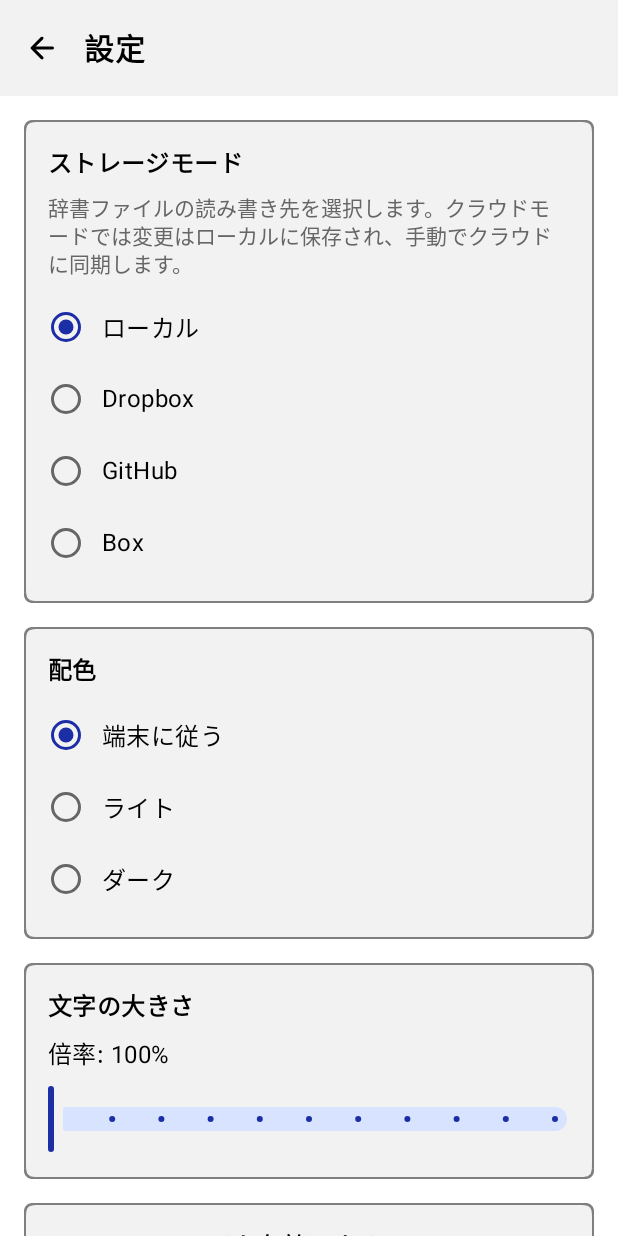
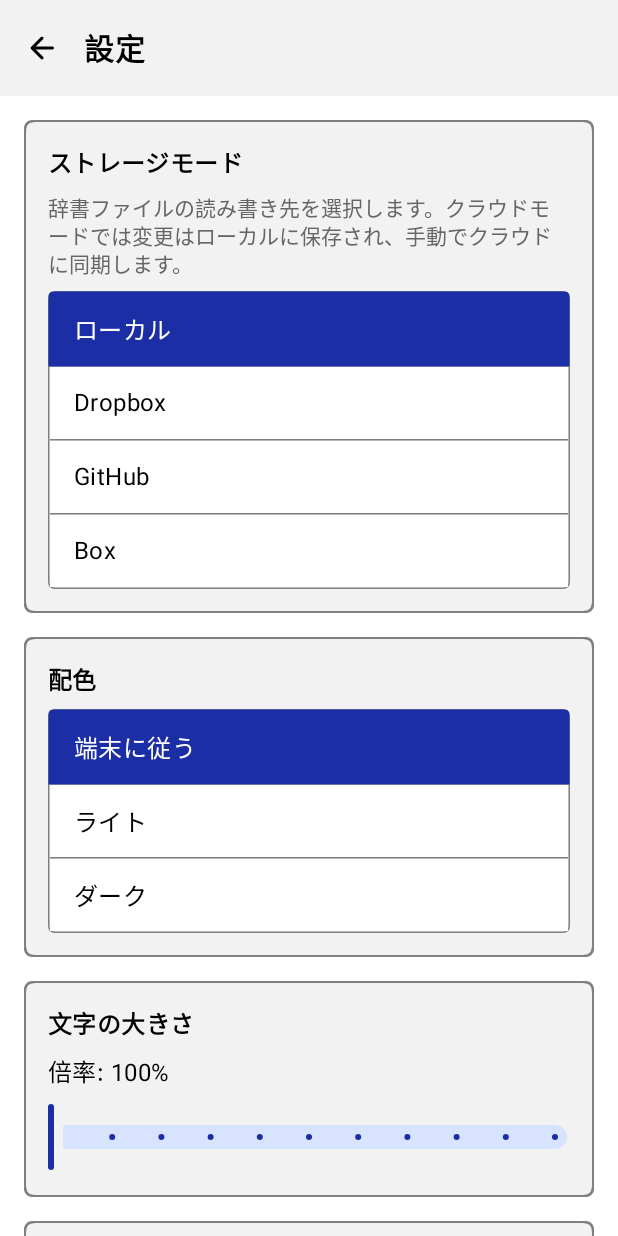
Before and after one commit to Zaslon/ZasDictAndroid, an Android app built with Jetpack Compose: the SettingsScreen screen opened through its navigation route, on a phone screen of 412 x 824 dp. Run offline under Robolectric (Android 15) with nearby library versions, the phone set to English and light mode, and no system bars.

Commit message:
ZasDesignSystem に合わせ、ラジオグループを塗りで選択を示す形にし、選択中の枠を塗りと同じ色にする
Co-Authored-By: Claude Opus 5.5 <noreply@anthropic.com>
Claude-Session: https://claude.ai/code/session_01CuZ98NZTjjxzmbjqz9usBz

```diff
--- a/app/build.gradle.kts
+++ b/app/build.gradle.kts
@@ -13,8 +13,8 @@ android {
         minSdk = 26
         targetSdk = 35
         // バージョニング規則は README.md「バージョニング規則」を参照
-        versionCode = 12
-        versionName = "20261124b"
+        versionCode = 13
+        versionName = "20261126a"
     }
 
     buildTypes {
--- a/app/src/main/java/com/zaslon/zasdict/ui/SearchScreen.kt
+++ b/app/src/main/java/com/zaslon/zasdict/ui/SearchScreen.kt
@@ -492,8 +492,8 @@ fun SearchScreen(
 }
 
 /**
- * 択一の選択肢を、境目を接したひと続きのボタンとして並べる。
- * 選択中は淡い塗りで示す。SegmentedButton は既定で選択中にチェックの印を出すため、icon を空にして消している。
+ * 択一の選択肢を、境目を接したひと続きのボタンとして並べる（ラジオグループの横一列）。
+ * SegmentedButton は既定で選択中にチェックの印を出し文字が動くため、icon を空にして消している。
  */
 @OptIn(ExperimentalMaterial3Api::class)
 @Composable
@@ -502,6 +502,7 @@ private fun SegmentedChoice(
     selected: String,
     onSelect: (String) -> Unit
 ) {
+    val z = ZasTheme.colors
     SingleChoiceSegmentedButtonRow(Modifier.fillMaxWidth()) {
         options.forEachIndexed { i, option ->
             SegmentedButton(
@@ -510,12 +511,17 @@ private fun SegmentedChoice(
                 shape = SegmentedButtonDefaults.itemShape(i, options.size, baseShape = ZasShape.control),
                 icon = {},
                 colors = SegmentedButtonDefaults.colors(
-                    activeContainerColor = MaterialTheme.colorScheme.secondaryContainer,
-                    activeContentColor = MaterialTheme.colorScheme.onSecondaryContainer,
-                    activeBorderColor = MaterialTheme.colorScheme.outline,
-                    inactiveContainerColor = Color.Transparent,
-                    inactiveContentColor = MaterialTheme.colorScheme.onSurfaceVariant,
-                    inactiveBorderColor = MaterialTheme.colorScheme.outline,
+                    activeContainerColor = MaterialTheme.colorScheme.primary,
+                    activeContentColor = MaterialTheme.colorScheme.onPrimary,
+                    activeBorderColor = MaterialTheme.colorScheme.primary,
+                    inactiveContainerColor = MaterialTheme.colorScheme.background,
+                    inactiveContentColor = MaterialTheme.colorScheme.onBackground,
+                    inactiveBorderColor = z.border,
+                    disabledActiveContainerColor = z.disabled,
+                    disabledActiveContentColor = z.onDisabled,
+                    disabledActiveBorderColor = z.disabled,
+                    disabledInactiveContainerColor = MaterialTheme.colorScheme.background,
+                    disabledInactiveContentColor = z.disabledText,
                 ),
                 modifier = Modifier.defaultMinSize(minHeight = 48.dp)
             ) {
--- a/app/src/main/java/com/zaslon/zasdict/ui/SettingsScreen.kt
+++ b/app/src/main/java/com/zaslon/zasdict/ui/SettingsScreen.kt
@@ -25,7 +25,6 @@ import androidx.compose.material3.MaterialTheme
 import androidx.compose.material3.OutlinedTextField
 import androidx.compose.material3.Scaffold
 import androidx.compose.material3.SnackbarHostState
-import androidx.compose.material3.RadioButton
 import androidx.compose.material3.Slider
 import androidx.compose.material3.Text
 import androidx.compose.material3.TopAppBar
@@ -38,6 +37,16 @@ import androidx.compose.runtime.remember
 import androidx.compose.runtime.setValue
 import androidx.compose.ui.Alignment
 import androidx.compose.ui.Modifier
+import androidx.compose.foundation.background
+import androidx.compose.material3.HorizontalDivider
+import androidx.compose.ui.draw.clip
+import androidx.compose.ui.draw.drawBehind
+import androidx.compose.ui.geometry.Offset
+import androidx.compose.ui.geometry.Size
+import androidx.compose.ui.graphics.drawOutline
+import androidx.compose.ui.graphics.drawscope.Stroke
+import androidx.compose.ui.zIndex
+import com.zaslon.zasdict.ui.theme.ZasShape
 import androidx.compose.ui.input.nestedscroll.nestedScroll
 import androidx.compose.ui.platform.LocalContext
 import androidx.compose.ui.semantics.Role
@@ -512,8 +521,8 @@ fun SettingsScreen(vm: MainViewModel, navController: NavController, snackbarHost
 }
 
 /**
- * ラジオグループ。状態を選択肢の言葉で示す。
- * 選択肢を横に並べると、狭い画面や文字の倍率を上げたときに選択肢の文字が折り返して枠からはみ出すため、縦に並べる。
+ * ラジオグループの縦一列。状態を選択肢の言葉で示す。
+ * 横一列は、狭い画面や文字の倍率を上げたときに選択肢の文字が折り返して枠からはみ出すため、縦に積む。
  * 行全体を押せるようにし、支援技術にはひとまとまりの選択肢として伝える。
  */
 @Composable
@@ -523,30 +532,63 @@ private fun <T> RadioGroup(
     onSelect: (T) -> Unit,
     enabled: Boolean = true
 ) {
-    Column(modifier = Modifier.selectableGroup()) {
-        options.forEach { (value, label) ->
+    val z = ZasTheme.colors
+    val fill = if (enabled) MaterialTheme.colorScheme.primary else z.disabled
+    // 選択中の行は、接する外枠と区切り線を塗りで覆う。Modifier.border は中身より前に描かれて覆えないため、
+    // 外枠を中身の後ろに描き、行を枠の太さだけ内側に置く。角は外側の clip で切るため、行は四角く広げてよい。
+    Column(
+        modifier = Modifier
+            .fillMaxWidth()
+            .clip(ZasShape.control)
+            .drawBehind {
+                drawOutline(
+                    ZasShape.control.createOutline(size, layoutDirection, this),
+                    z.border,
+                    style = Stroke(width = RADIO_BORDER.toPx() * 2)
+                )
+            }
+            .padding(RADIO_BORDER)
+            .selectableGroup()
+    ) {
+        options.forEachIndexed { i, (value, label) ->
+            val isSel = value == selected
+            if (i > 0) HorizontalDivider(thickness = RADIO_BORDER, color = z.border)
             Row(
                 modifier = Modifier
                     .fillMaxWidth()
                     .heightIn(min = 48.dp)
+                    // 次の行の区切り線より後に描き、覆えるようにする
+                    .zIndex(if (isSel) 1f else 0f)
+                    .then(
+                        if (isSel) Modifier.drawBehind {
+                            val b = RADIO_BORDER.toPx()
+                            drawRect(fill, topLeft = Offset(-b, -b), size = Size(size.width + b * 2, size.height + b * 2))
+                        } else Modifier.background(MaterialTheme.colorScheme.background)
+                    )
                     .selectable(
-                        selected = value == selected,
+                        selected = isSel,
                         enabled = enabled,
                         role = Role.RadioButton,
                         onClick = { onSelect(value) }
-                    ),
+                    )
+                    .padding(horizontal = 16.dp, vertical = 8.dp),
                 verticalAlignment = Alignment.CenterVertically
             ) {
-                RadioButton(selected = value == selected, onClick = null, enabled = enabled)
                 Text(
                     label,
-                    modifier = Modifier.padding(start = 12.dp),
-                    color = if (enabled) MaterialTheme.colorScheme.onSurface else ZasTheme.colors.disabledText
+                    color = when {
+                        isSel && enabled -> MaterialTheme.colorScheme.onPrimary
+                        isSel -> z.onDisabled
+                        enabled -> MaterialTheme.colorScheme.onBackground
+                        else -> z.disabledText
+                    }
                 )
             }
         }
     }
 }
+
+private val RADIO_BORDER = 1.dp
 
 /**
  * 説明付きのチェックボックス。文字の部分を押しても切り替わるよう、行全体を押せるようにする。
```
